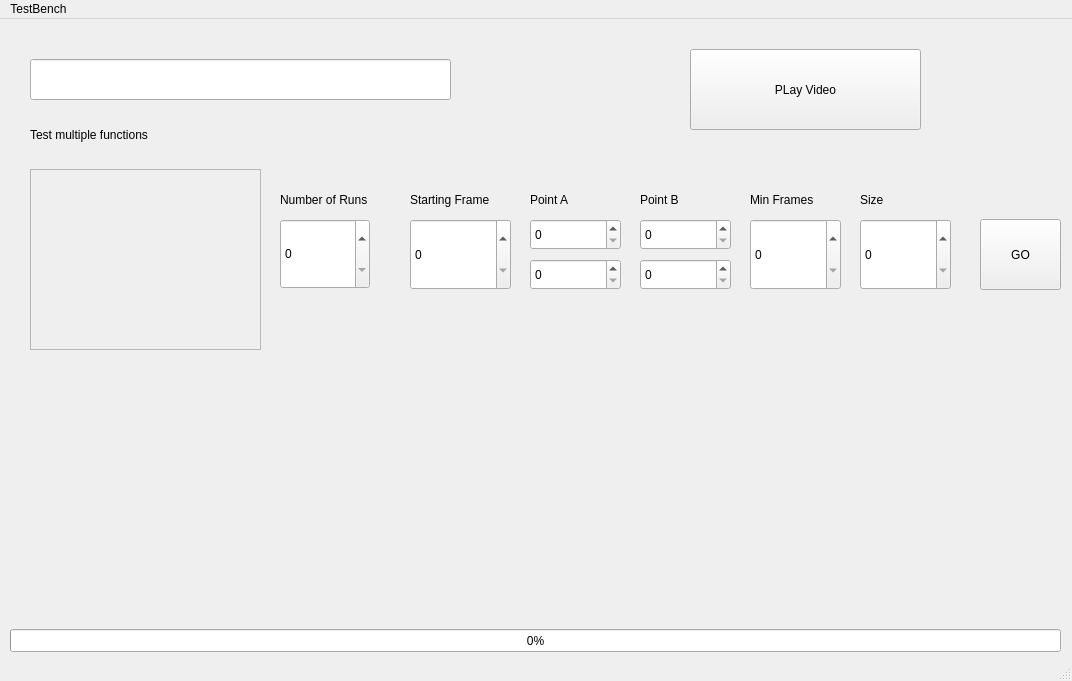
X-Trust/Euphoria, file testbench.ui: the form before one commit.
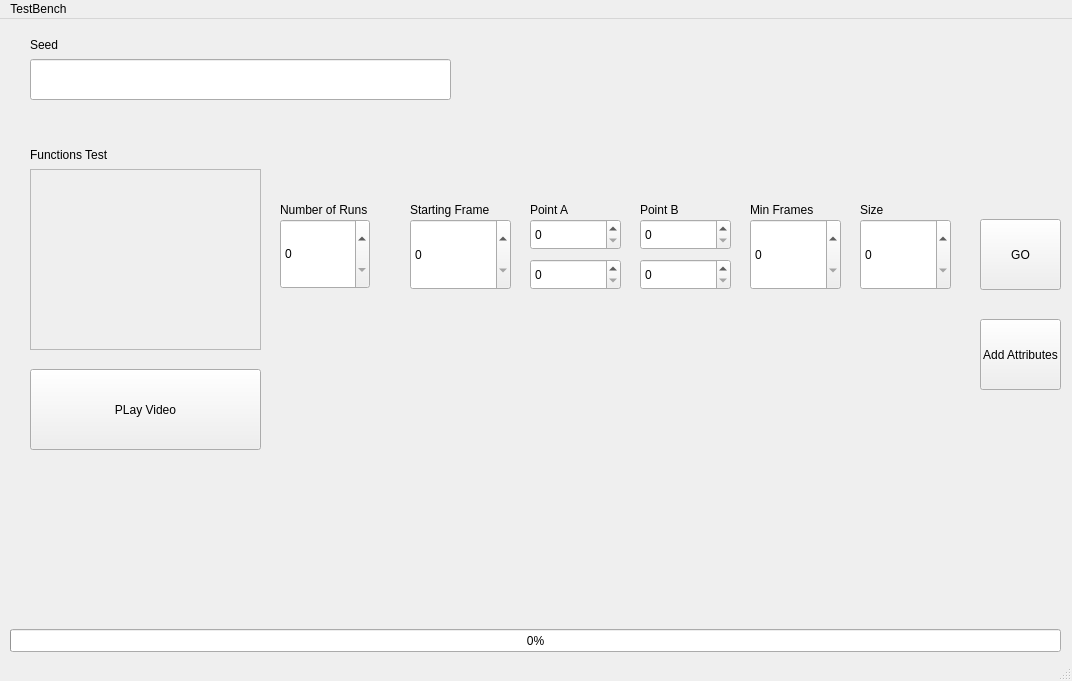
The form after the commit.

```diff
--- a/testbench.ui
+++ b/testbench.ui
@@ -157,7 +157,7 @@
     <property name="geometry">
      <rect>
       <x>410</x>
-      <y>170</y>
+      <y>180</y>
       <width>111</width>
       <height>21</height>
      </rect>
@@ -173,7 +173,7 @@
     <property name="geometry">
      <rect>
       <x>530</x>
-      <y>170</y>
+      <y>180</y>
       <width>111</width>
       <height>21</height>
      </rect>
@@ -189,7 +189,7 @@
     <property name="geometry">
      <rect>
       <x>640</x>
-      <y>170</y>
+      <y>180</y>
       <width>111</width>
       <height>21</height>
      </rect>
@@ -205,7 +205,7 @@
     <property name="geometry">
      <rect>
       <x>750</x>
-      <y>170</y>
+      <y>180</y>
       <width>111</width>
       <height>21</height>
      </rect>
@@ -221,7 +221,7 @@
     <property name="geometry">
      <rect>
       <x>860</x>
-      <y>170</y>
+      <y>180</y>
       <width>111</width>
       <height>21</height>
      </rect>
@@ -237,7 +237,7 @@
     <property name="geometry">
      <rect>
       <x>280</x>
-      <y>170</y>
+      <y>180</y>
       <width>121</width>
       <height>21</height>
      </rect>
@@ -269,7 +269,7 @@
     <property name="geometry">
      <rect>
       <x>30</x>
-      <y>100</y>
+      <y>120</y>
       <width>261</width>
       <height>31</height>
      </rect>
@@ -278,7 +278,7 @@
      <string notr="true">font: 18pt &quot;MS Shell Dlg 2&quot;;</string>
     </property>
     <property name="text">
-     <string>Test multiple functions </string>
+     <string>Functions Test</string>
     </property>
     <property name="margin">
      <number>0</number>
@@ -310,8 +310,8 @@
    <widget class="QPushButton" name="playVideo">
     <property name="geometry">
      <rect>
-      <x>690</x>
-      <y>30</y>
+      <x>30</x>
+      <y>350</y>
       <width>231</width>
       <height>81</height>
      </rect>
@@ -320,6 +320,38 @@
      <string>PLay Video</string>
     </property>
    </widget>
+   <widget class="QPushButton" name="pushButton_2">
+    <property name="geometry">
+     <rect>
+      <x>980</x>
+      <y>300</y>
+      <width>81</width>
+      <height>71</height>
+     </rect>
+    </property>
+    <property name="text">
+     <string>Add Attributes</string>
+    </property>
+   </widget>
+   <widget class="QLabel" name="label_9">
+    <property name="geometry">
+     <rect>
+      <x>30</x>
+      <y>10</y>
+      <width>261</width>
+      <height>31</height>
+     </rect>
+    </property>
+    <property name="styleSheet">
+     <string notr="true">font: 18pt &quot;MS Shell Dlg 2&quot;;</string>
+    </property>
+    <property name="text">
+     <string>Seed</string>
+    </property>
+    <property name="margin">
+     <number>0</number>
+    </property>
+   </widget>
   </widget>
   <widget class="QMenuBar" name="menubar">
    <property name="geometry">
```
Left out of the diff: 19 changed lines with no effect on the pictures.
